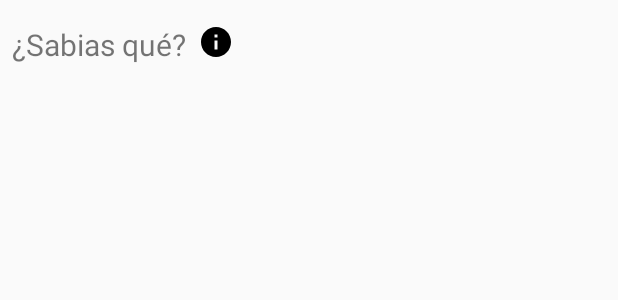
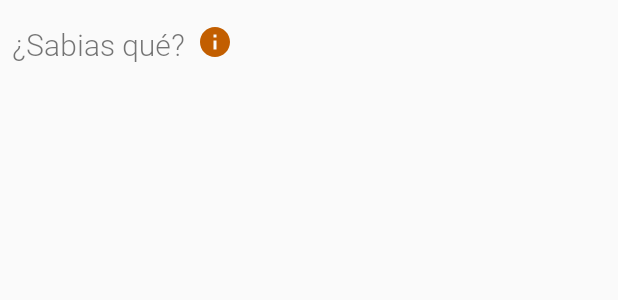
Before and after one commit to TheAlexBig/Cihua, an Android app: the layout dialog_text.xml on its own in the app's theme, with its tools: preview values and no code run, on a phone screen of 412 x 824 dp. Shown: the top 300 px of the screen. Run offline under Robolectric (Android 15) with nearby library versions, the phone set to English and light mode, and no system bars.

Commit message:
Almost done

```diff
--- a/app/src/main/java/com/bigdreamscoders/cihua/MainActivity.kt
+++ b/app/src/main/java/com/bigdreamscoders/cihua/MainActivity.kt
@@ -102,7 +102,7 @@ class MainActivity : AppCompatActivity() {
 
             if(!(outLocation.first() in 2806..3126 && outLocation[1]  in 0..558) && !(outLocation.first() in  2632..2976 && outLocation[1]  in 1196..1698) && !(outLocation.first() in 1827..1993 && outLocation[1]  in 1135..1384) && !(outLocation.first() in 1171..1280 && outLocation[1]  in 283..432)) sector = 0
 
-            Toast.makeText(this.baseContext, " DX "+outLocation.first().toString()+" DY "+outLocation[1] + " |   Sector "+sector.toString(), Toast.LENGTH_LONG).show()
+            //Toast.makeText(this.baseContext, " DX "+outLocation.first().toString()+" DY "+outLocation[1] + " |   Sector "+sector.toString(), Toast.LENGTH_LONG).show()
 
             if(sector != 0){
                 val intent = Intent(this.baseContext, AnimationActivity::class.java)
--- a/app/src/main/res/drawable/ic_map.xml
+++ b/app/src/main/res/drawable/ic_map.xml
@@ -6,7 +6,7 @@
   <path
       android:pathData="M0,0h1871v1503h-1871z"
       android:strokeWidth="1.5"
-      android:fillColor="#cfd8dc"
+      android:fillColor="#fff"
       android:strokeColor="#000"/>
   <path
       android:fillColor="#FF000000"
--- a/app/src/main/res/layout/dialog_text.xml
+++ b/app/src/main/res/layout/dialog_text.xml
@@ -1,7 +1,8 @@
 <?xml version="1.0" encoding="utf-8"?>
 <LinearLayout
         xmlns:android="http://schemas.android.com/apk/res/android"
-        xmlns:app="http://schemas.android.com/apk/res-auto" android:layout_width="match_parent"
+        xmlns:app="http://schemas.android.com/apk/res-auto" xmlns:tools="http://schemas.android.com/tools"
+        android:layout_width="match_parent"
         android:layout_height="match_parent"
         android:orientation="vertical">
         <LinearLayout
@@ -11,6 +12,7 @@
                 android:layout_width="wrap_content"
                 android:layout_height="wrap_content"
                 android:text="@string/sabias_que"
+                android:fontFamily="@font/roboto_light"
                 app:layout_constraintStart_toStartOf="parent"
                 android:layout_marginStart="8dp"
                 app:layout_constraintEnd_toEndOf="parent"
@@ -19,12 +21,12 @@
                 android:layout_marginTop="16dp"
                 android:id="@+id/didyou"
                 android:textSize="20sp"/>
-        <ImageView
-                android:layout_width="24dp"
-                android:layout_height="24dp"
-                android:src="@drawable/ic_info_black_24dp"
-                android:contentDescription="Info"
-                android:layout_marginTop="16dp"/>
+            <ImageView
+                    android:layout_width="24dp"
+                    android:layout_height="24dp"
+                    android:src="@drawable/ic_info_black_24dp"
+                    android:contentDescription="Info"
+                    android:layout_marginTop="16dp" android:tint="@color/colorPrimaryDark"/>
         </LinearLayout>
         <ScrollView android:layout_width="match_parent"
                     android:layout_height="match_parent">
@@ -35,9 +37,12 @@
                 <TextView android:layout_width="match_parent"
                           android:layout_height="wrap_content"
                           android:id="@+id/lugartitulo"
+                          android:fontFamily="@font/roboto_medium"
                           android:textSize="20sp"/>
                 <TextView android:layout_width="match_parent"
                           android:layout_height="wrap_content"
+                          android:fontFamily="@font/roboto_light"
+                          android:textSize="16sp"
                           android:id="@+id/lugartexto"/>
                 </LinearLayout>
         </ScrollView>
```
Also changed, not shown: app/src/main/res/font/roboto_light.ttf (added), app/src/main/res/font/roboto_medium.ttf (added), app/src/main/res/font/roboto_thin.ttf (added).
